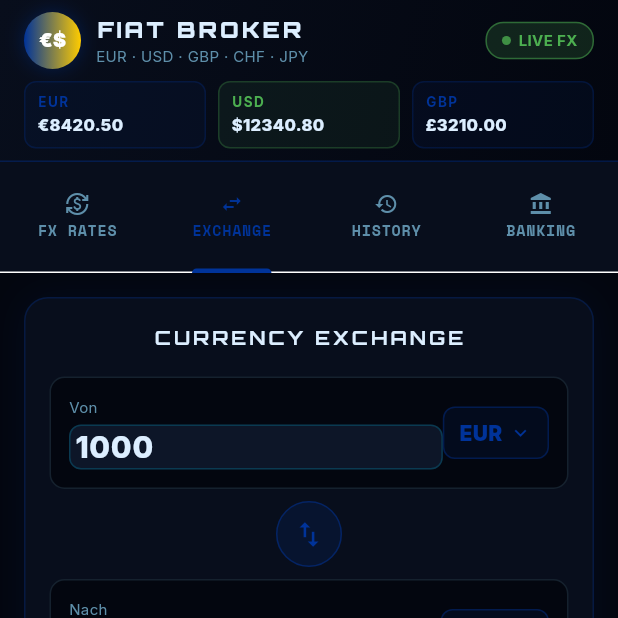
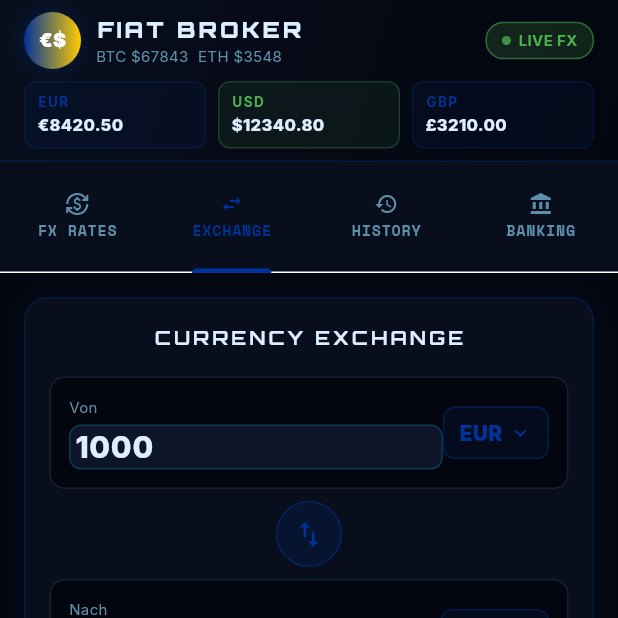
Before and after one commit to georgzachar6-creator/HQMLL-QUANTUM-TRADER-AI, a Flutter app: the FiatScreen screen opened directly, tab 2 chosen, on a phone screen of 412 x 824 dp, the top half of it. Run offline on Flutter 3.47's test engine with Material 3 defaults, Android fonts, the phone set to English and light mode, and no system bars; our stand-ins replace cached_network_image, fl_chart, google_fonts, pinput, qr_flutter, shared_preferences and 1 more; missing offline and left inert: pointycastle; accounts and stored records are empty; network calls fail.

Commit message:
feat: v29.0 - WalletScreen + FiatScreen + GodMode + TokenScreen ExchangeService
- WalletScreen v2: LiveMarketService -> ExchangeService; live price per asset card;
  green dot LIVE indicator; @price display; portfolio total with live prices
- FiatScreen v2: ExchangeService import; cryptoToUsd map now reads live BTC/ETH/SOL/BNB;
  header shows BTC+ETH live prices + LIVE badge
- GodModeScreen v2: ExchangeService in _buildDashHeader (BTC/ETH context bar);
  _buildTradeLog + _buildTradeRow with live 'now $price' drift display
- TokenScreen v2: ExchangeService SOL+ETH context in _buildTokenHeader;
  LIVE badge; market context row below mining status
- pubspec.yaml: 28.0.0+280 -> 29.0.0+290

```diff
--- a/lib/screens/fiat_screen.dart
+++ b/lib/screens/fiat_screen.dart
@@ -11,6 +11,7 @@ import 'package:google_fonts/google_fonts.dart';
 import 'package:provider/provider.dart';
 import '../providers/theme_provider.dart';
 import '../theme/app_themes.dart';
+import '../services/exchange_service.dart';
 
 // ── Fiat Transaction Model ─────────────────────────────
 class FiatTransaction {
@@ -201,10 +202,15 @@ class _FiatScreenState extends State<FiatScreen> with TickerProviderStateMixin {
       if (r.pair == pair) return r.mid;
       if (r.pair == pairRev) return 1.0 / r.mid;
     }
-    // Crypto cross rates
-    const cryptoToUsd = {
-      'BTC': 67842.0, 'ETH': 3548.0, 'USDT': 1.0,
-      'USDC': 1.0, 'BNB': 598.0,
+    // Crypto cross rates — seeded from ExchangeService when available
+    ExchangeService? ex;
+    try { ex = context.read<ExchangeService>(); } catch (_) {}
+    final cryptoToUsd = {
+      'BTC': (ex?.getPrice('BTC') ?? 0) > 0 ? ex!.getPrice('BTC') : 67842.0,
+      'ETH': (ex?.getPrice('ETH') ?? 0) > 0 ? ex!.getPrice('ETH') : 3548.0,
+      'SOL': (ex?.getPrice('SOL') ?? 0) > 0 ? ex!.getPrice('SOL') : 182.0,
+      'BNB': (ex?.getPrice('BNB') ?? 0) > 0 ? ex!.getPrice('BNB') : 598.0,
+      'USDT': 1.0, 'USDC': 1.0,
     };
     const fiatToUsd = {
       'USD': 1.0, 'EUR': 1.0842, 'GBP': 1.2654,
@@ -240,11 +246,12 @@ class _FiatScreenState extends State<FiatScreen> with TickerProviderStateMixin {
   @override
   Widget build(BuildContext context) {
     final p = context.watch<ThemeProvider>().palette;
+    final ex = context.watch<ExchangeService>();
     return Scaffold(
       backgroundColor: p.background,
       body: Column(
         children: [
-          _buildHeader(p),
+          _buildHeader(p, ex),
           _buildTabBar(p),
           Expanded(
             child: TabBarView(
@@ -263,7 +270,10 @@ class _FiatScreenState extends State<FiatScreen> with TickerProviderStateMixin {
   }
 
   // ── Header ────────────────────────────────────────
-  Widget _buildHeader(QuantumPalette p) {
+  Widget _buildHeader(QuantumPalette p, ExchangeService ex) {
+    final btcPrice = ex.getPrice('BTC');
+    final ethPrice = ex.getPrice('ETH');
+    final isLive = ex.getTick('BTC')?.isLive ?? false;
     return Container(
       padding: const EdgeInsets.fromLTRB(16, 8, 16, 8),
       decoration: BoxDecoration(
@@ -294,7 +304,16 @@ class _FiatScreenState extends State<FiatScreen> with TickerProviderStateMixin {
                   children: [
                     Text('FIAT BROKER', style: GoogleFonts.orbitron(
                       color: p.textPrimary, fontSize: 15, fontWeight: FontWeight.w900, letterSpacing: 2)),
-                    Text('EUR · USD · GBP · CHF · JPY', style: TextStyle(color: p.textSecondary, fontSize: 10)),
+                    Row(children: [
+                      if (btcPrice > 0)
+                        Text('BTC \$${btcPrice.toStringAsFixed(0)}  ETH \$${ethPrice.toStringAsFixed(0)}',
+                            style: TextStyle(color: p.textSecondary, fontSize: 10)),
+                      if (isLive) ...[const SizedBox(width: 5),
+                        Container(padding: const EdgeInsets.symmetric(horizontal: 4, vertical: 1),
+                          decoration: BoxDecoration(color: const Color(0xFF00FF88).withValues(alpha: 0.15), borderRadius: BorderRadius.circular(3)),
+                          child: Text('LIVE', style: GoogleFonts.spaceMono(color: const Color(0xFF00FF88), fontSize: 7, letterSpacing: 1)))],
+                      if (btcPrice <= 0) Text('EUR · USD · GBP · CHF', style: TextStyle(color: p.textSecondary, fontSize: 10)),
+                    ]),
                   ],
                 ),
               ),
--- a/pubspec.yaml
+++ b/pubspec.yaml
@@ -1,7 +1,7 @@
 name: quantum_trader
 description: Quantum Trader AI System - Enterprise Edition by Grigori Saks · HQMLL
 publish_to: 'none'
-version: 28.0.0+280
+version: 29.0.0+290
 
 environment:
   sdk: '>=3.0.0 <4.0.0'
```
Also changed, not shown: lib/screens/god_mode_screen.dart (+47 -13 lines), lib/screens/token_screen.dart (+21 -2 lines), lib/screens/wallet_screen.dart (+23 -11 lines).
